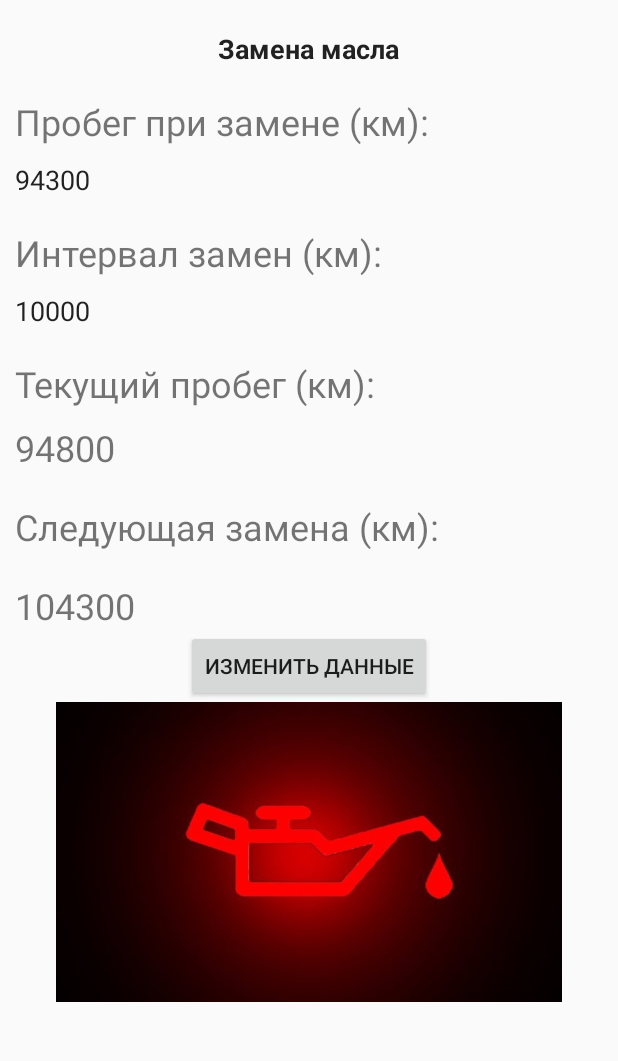
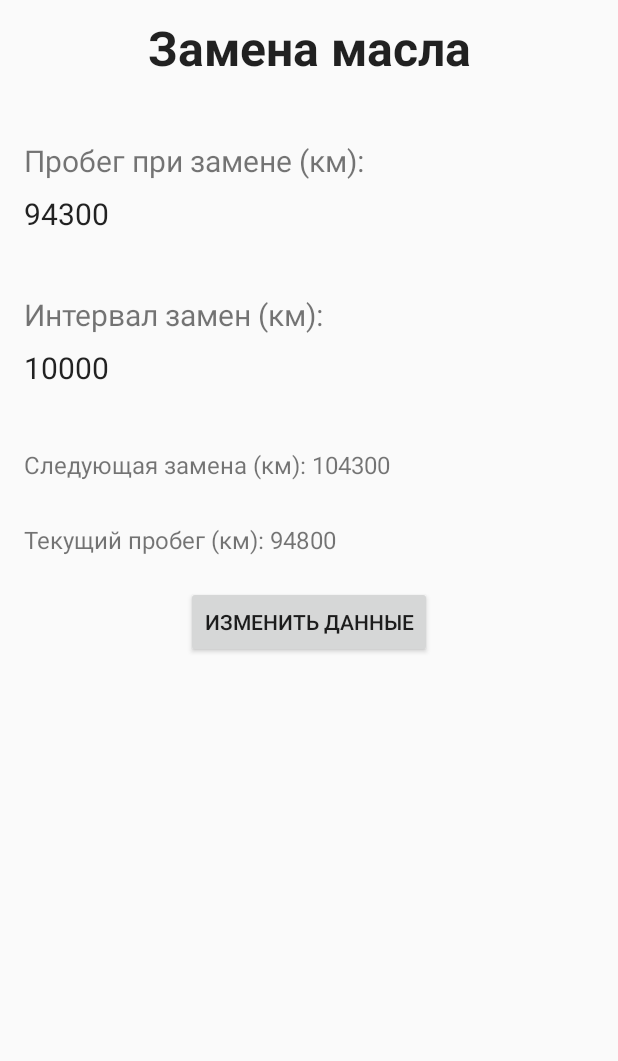
Before and after one commit to Max76547/MyCarTest, an Android app: the screen it shows after launch (WorkDetailActivity), after a tap on "Замена масла", on a phone screen of 412 x 824 dp, the part 84-1145 px from its top. Run offline under Robolectric (Android 15) with nearby library versions, the phone set to English and light mode, and no system bars.

Commit message:
My test1 commit

```diff
--- a/app/src/main/java/com/example/mycartest/work/WorkDetailActivity.java
+++ b/app/src/main/java/com/example/mycartest/work/WorkDetailActivity.java
@@ -83,10 +83,6 @@ public class WorkDetailActivity extends AppCompatActivity {
                 String strNxtMileage = String.valueOf(k);
                 textSummaMileage.setText(strNxtMileage);
 
-                //заполнение изображения
-                ImageView imageView = findViewById(R.id.work_image);
-                imageView.setImageDrawable(ContextCompat.getDrawable(this,imageId));
-                imageView.setContentDescription(name);
 
             }
 //закрываем курсор и базу данных
--- a/app/src/main/res/layout/activity_work_detail.xml
+++ b/app/src/main/res/layout/activity_work_detail.xml
@@ -1,5 +1,7 @@
 <?xml version="1.0" encoding="utf-8"?>
 <LinearLayout xmlns:android="http://schemas.android.com/apk/res/android"
+    xmlns:app="http://schemas.android.com/apk/res-auto"
+    xmlns:tools="http://schemas.android.com/tools"
     android:orientation="vertical"
     android:layout_width="match_parent"
     android:layout_height="match_parent">
@@ -7,102 +9,134 @@
     <include
         layout="@layout/toolbar_main"
         android:id="@+id/toolbar" />
+
+
+    <androidx.constraintlayout.widget.ConstraintLayout
+        android:layout_width="match_parent"
+        android:layout_height="match_parent">
+
         <EditText
-        android:layout_marginTop="20dp"
             android:id="@+id/work_text"
+            android:layout_width="wrap_content"
+            android:layout_height="wrap_content"
             android:layout_gravity="center"
-        android:textStyle="bold"
+            android:layout_marginTop="10dp"
+            android:background="@android:color/transparent"
             android:focusable="false"
             android:inputType="textPersonName"
+            android:textStyle="bold"
+            android:textSize="32sp"
+            app:layout_constraintEnd_toEndOf="parent"
+            app:layout_constraintStart_toStartOf="parent"
+            app:layout_constraintTop_toTopOf="parent" />
+
+        <TextView
+            android:id="@+id/textView8"
+            android:layout_width="wrap_content"
+            android:layout_height="wrap_content"
+            android:layout_marginStart="16dp"
+            android:layout_marginLeft="16dp"
+            android:layout_marginTop="40dp"
+            android:text="@string/str_change_mileage"
+            android:textSize="20sp"
+            app:layout_constraintStart_toStartOf="parent"
+            app:layout_constraintTop_toBottomOf="@+id/work_text" />
+
+        <TextView
+            android:id="@+id/textView9"
+            android:layout_width="wrap_content"
+            android:layout_height="wrap_content"
+            android:layout_marginTop="40dp"
+            android:text="@string/str_interval"
+            android:textSize="20sp"
+            app:layout_constraintStart_toStartOf="@+id/edit_change_mileage"
+            app:layout_constraintTop_toBottomOf="@+id/edit_change_mileage" />
+
+        <EditText
+            android:id="@+id/edit_change_nxt_mileage"
+            android:layout_width="wrap_content"
+            android:layout_height="wrap_content"
+            android:layout_marginTop="8dp"
             android:background="@android:color/transparent"
-        android:layout_width="wrap_content"
-        android:layout_height="wrap_content" />
-    <TextView
-        android:layout_width="wrap_content"
-        android:layout_marginTop="20dp"
-        android:layout_marginLeft="10dp"
-        android:layout_height="wrap_content"
-        android:textSize="24sp"
-        android:text="@string/str_change_mileage"/>
+            android:focusable="false"
+            android:inputType="number"
+            android:text="введите пробег при следующей замене"
+            android:textSize="20sp"
+            app:layout_constraintStart_toStartOf="@+id/textView9"
+            app:layout_constraintTop_toBottomOf="@+id/textView9" />
 
         <EditText
             android:id="@+id/edit_change_mileage"
             android:layout_width="wrap_content"
             android:layout_height="wrap_content"
-        android:layout_marginTop="10dp"
-        android:layout_marginLeft="10dp"
+            android:layout_marginTop="8dp"
+            android:background="@android:color/transparent"
+            android:focusable="false"
             android:inputType="number"
             android:text="введите пробег при замене"
-        android:background="@android:color/transparent"
-        android:focusable="false"
-         />
+            android:textSize="20sp"
+            app:layout_constraintStart_toStartOf="@+id/textView8"
+            app:layout_constraintTop_toBottomOf="@+id/textView8" />
 
         <TextView
+            android:id="@+id/itog_zamen"
             android:layout_width="wrap_content"
             android:layout_height="wrap_content"
-        android:layout_marginTop="20dp"
-        android:layout_marginLeft="10dp"
-        android:textSize="24sp"
-        android:text="@string/str_interval"/>
+            android:layout_marginStart="4dp"
+            android:layout_marginLeft="4dp"
+            android:text="@string/str_nxt_change_mileage"
+            android:textSize="16sp"
+            app:layout_constraintStart_toEndOf="@+id/textView6"
+            app:layout_constraintTop_toTopOf="@+id/textView6" />
 
-    <EditText
-        android:id="@+id/edit_change_nxt_mileage"
+        <TextView
+            android:id="@+id/textView6"
             android:layout_width="wrap_content"
             android:layout_height="wrap_content"
-        android:layout_marginTop="10dp"
-        android:layout_marginLeft="10dp"
-        android:inputType="number"
-        android:text="введите пробег при следующей замене"
-        android:background="@android:color/transparent"
-        android:focusable="false"
-         />
+            android:layout_marginStart="16dp"
+            android:layout_marginLeft="16dp"
+            android:layout_marginTop="40dp"
+            android:text="@string/str_nxt_change_mileage"
+            android:textSize="16sp"
+            app:layout_constraintStart_toStartOf="parent"
+            app:layout_constraintTop_toBottomOf="@+id/edit_change_nxt_mileage" />
 
         <TextView
+            android:id="@+id/textView7"
             android:layout_width="wrap_content"
-        android:layout_marginTop="20dp"
-        android:layout_marginLeft="10dp"
             android:layout_height="wrap_content"
-        android:textSize="24sp"
-        android:text="@string/str_my_mileage"/>
+            android:layout_marginTop="28dp"
+            android:text="@string/str_my_mileage"
+            android:textSize="16sp"
+            app:layout_constraintStart_toStartOf="@+id/textView6"
+            app:layout_constraintTop_toBottomOf="@+id/textView6" />
 
         <TextView
             android:id="@+id/edit_my_mileage"
             android:layout_width="wrap_content"
             android:layout_height="wrap_content"
-        android:layout_marginTop="10dp"
-        android:layout_marginLeft="10dp"
-        android:textSize="24sp"
+            android:layout_marginStart="4dp"
+            android:layout_marginLeft="4dp"
+            android:background="@android:color/transparent"
             android:text="@string/str_my_mileage"
-        android:background="@android:color/transparent"
-        />
-
-    <TextView
-        android:layout_width="wrap_content"
-        android:layout_marginTop="20dp"
-        android:layout_marginLeft="10dp"
-        android:layout_height="wrap_content"
-        android:textSize="24sp"
-        android:text="@string/str_nxt_change_mileage"/>
-    <TextView
-        android:id="@+id/itog_zamen"
-        android:layout_width="wrap_content"
-        android:layout_marginTop="20dp"
-        android:layout_marginLeft="10dp"
-        android:layout_height="wrap_content"
-        android:textSize="24sp"
-        android:text="@string/str_nxt_change_mileage"/>
+            android:textSize="16sp"
+            app:layout_constraintStart_toEndOf="@+id/textView7"
+            app:layout_constraintTop_toTopOf="@+id/textView7" />
 
         <Button
             android:id="@+id/btn_change"
             android:layout_width="wrap_content"
             android:layout_height="wrap_content"
             android:layout_gravity="center"
+            android:layout_marginTop="20dp"
             android:onClick="onClickDetail"
-        android:text="@string/change_data" />
+            android:text="@string/change_data"
+            app:layout_constraintEnd_toEndOf="parent"
+            app:layout_constraintStart_toStartOf="parent"
+            app:layout_constraintTop_toBottomOf="@+id/edit_my_mileage" />
 
-    <ImageView
-        android:id="@+id/work_image"
-        android:layout_height="200dp"
-        android:layout_width="match_parent"
-        android:adjustViewBounds="true"/>
+
+    </androidx.constraintlayout.widget.ConstraintLayout>
+
+
 </LinearLayout>
```
Lines whose indentation alone changed are shown as unchanged.
